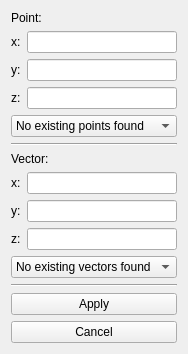
Before: the Qt Designer form package/ui/Widgets/ui/CreatePlaneWidget.ui in DenDen039/surface-view, drawn with Qt 5.
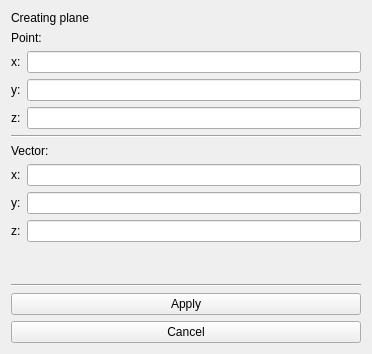
After: the same form once the commit is applied.

Commit message: Added type of object label on object creation

The edit to the form file:
```diff
--- a/package/ui/Widgets/ui/CreatePlaneWidget.ui
+++ b/package/ui/Widgets/ui/CreatePlaneWidget.ui
@@ -6,14 +6,21 @@
    <rect>
     <x>0</x>
     <y>0</y>
-    <width>167</width>
-    <height>350</height>
+    <width>372</width>
+    <height>354</height>
    </rect>
   </property>
   <property name="windowTitle">
    <string>Form</string>
   </property>
   <layout class="QVBoxLayout" name="verticalLayout">
+   <item>
+    <widget class="QLabel" name="label_9">
+     <property name="text">
+      <string>Creating plane</string>
+     </property>
+    </widget>
+   </item>
    <item>
     <widget class="QLabel" name="label_7">
      <property name="text">
@@ -67,15 +74,6 @@
      </item>
     </layout>
    </item>
-   <item>
-    <widget class="QComboBox" name="selectLineBox">
-     <item>
-      <property name="text">
-       <string>No existing points found</string>
-      </property>
-     </item>
-    </widget>
-   </item>
    <item>
     <widget class="Line" name="line">
      <property name="orientation">
@@ -137,13 +135,17 @@
     </layout>
    </item>
    <item>
-    <widget class="QComboBox" name="selectVectorBox">
-     <item>
-      <property name="text">
-       <string>No existing vectors found</string>
-      </property>
-     </item>
-    </widget>
+    <spacer name="verticalSpacer">
+     <property name="orientation">
+      <enum>Qt::Vertical</enum>
+     </property>
+     <property name="sizeHint" stdset="0">
+      <size>
+       <width>20</width>
+       <height>40</height>
+      </size>
+     </property>
+    </spacer>
    </item>
    <item>
     <widget class="Line" name="line_2">
```
The commit also changes 19 other files.
